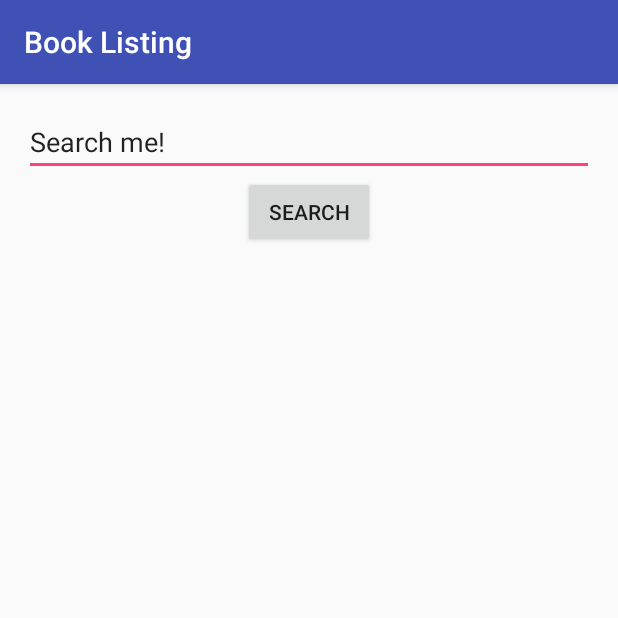
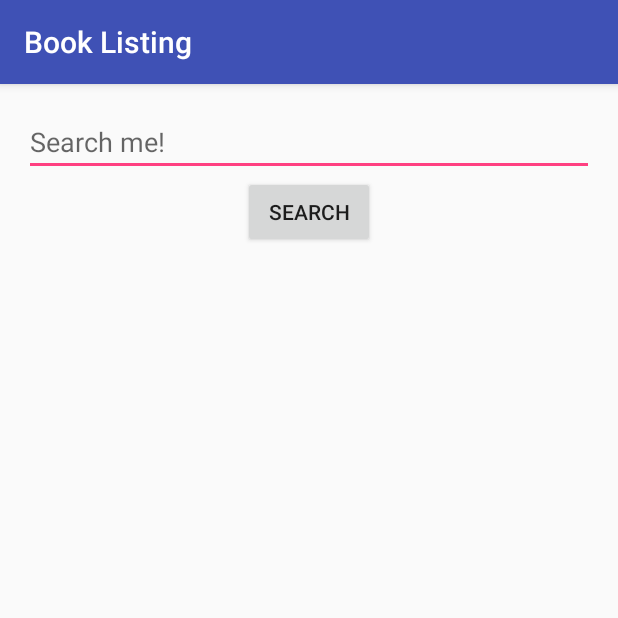
Before and after one commit to kritoth/BookListing, an Android app: the screen it shows after launch (MainActivity), on a phone screen of 412 x 824 dp, the top half of it. Run offline under Robolectric (Android 15) with nearby library versions, the phone set to English and light mode, and no system bars; 1 statement that could not run was skipped.

Commit message:
Correct EditText hintText

```diff
--- a/app/src/main/res/layout/activity_main.xml
+++ b/app/src/main/res/layout/activity_main.xml
@@ -13,7 +13,7 @@
         android:id="@+id/field_search"
         android:layout_width="match_parent"
         android:layout_height="wrap_content"
-        android:text="@string/search_me"
+        android:hint="@string/search_me"
         android:layout_gravity="center_horizontal"/>
 
     <Button
```
